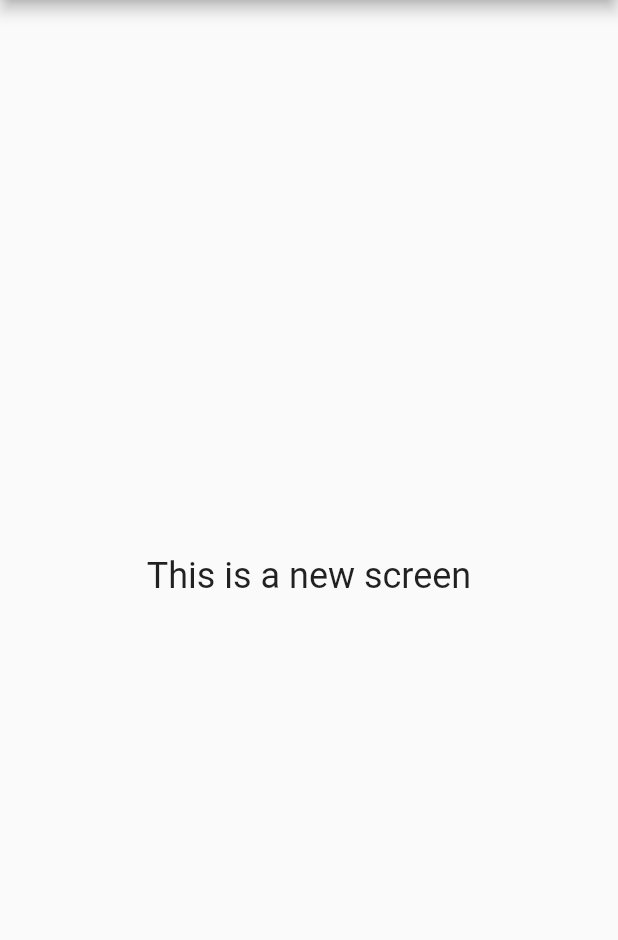
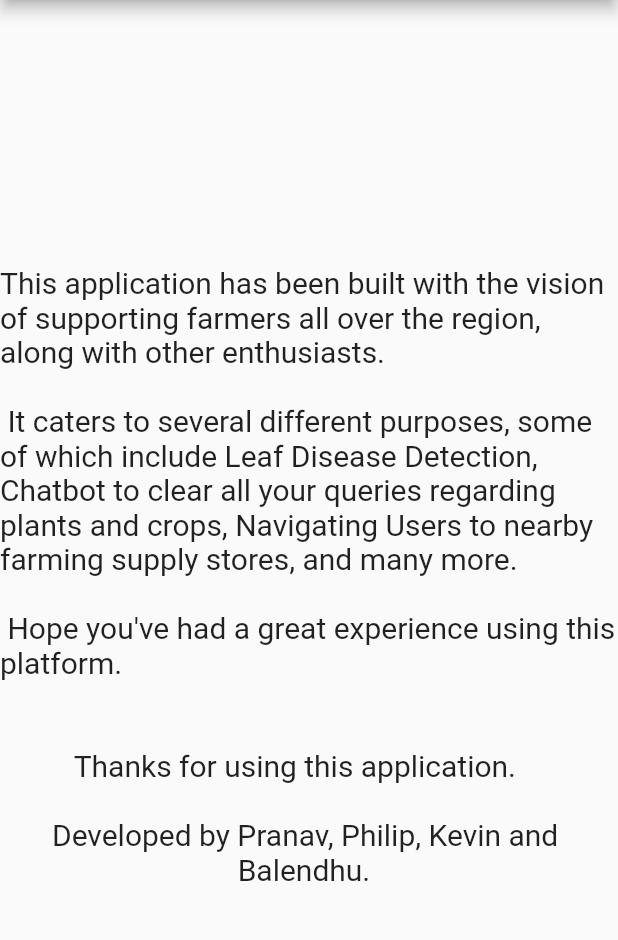
Before and after one commit to Pranav-krishnaP/Miniprojects6, a Flutter app: the ProfilePage screen opened directly, after a tap on "About", on a phone screen of 412 x 824 dp, the part 84-1024 px from its top. Run offline on Flutter 3.47's test engine with Material 2 defaults, Android fonts, the phone set to English and light mode, and no system bars; our stand-ins replace animated_bottom_navigation_bar, animated_splash_screen, camera, dio, geolocator, image_picker and 3 more; missing offline and left inert: map_launcher; network calls fail.

Commit message:
latestcommit

```diff
--- a/diseaseapp/lib/ui/root_page.dart
+++ b/diseaseapp/lib/ui/root_page.dart
@@ -46,7 +46,7 @@ class _RootPageState extends State<RootPage> {
   ];
 
   //List of the pages titles
-  List<String> titleList = ['Home', 'chatbot', 'Map', 'Settings'];
+  List<String> titleList = ['Home', 'Chatbot', 'Map', 'Settings'];
 
   @override
   Widget build(BuildContext context) {
--- a/diseaseapp/lib/ui/screens/home_page.dart
+++ b/diseaseapp/lib/ui/screens/home_page.dart
@@ -153,7 +153,7 @@ class _HomePageState extends State<HomePage> {
   Widget build(BuildContext context) {
     return Scaffold(
       appBar: AppBar(
-        title: Text('Agriculture News'),
+        title: Text('Latest Agriculture News'),
       ),
       body: FutureBuilder<List<News>>(
         future: _newsFuture,
--- a/diseaseapp/lib/ui/screens/profile_page.dart
+++ b/diseaseapp/lib/ui/screens/profile_page.dart
@@ -39,7 +39,7 @@ class ProfilePage extends StatelessWidget {
                 },
               ),
               SettingsTile(
-                title: Text('share'),
+                title: Text('Share'),
                 leading: Icon(Icons.share),
                 onPressed: (BuildContext context) {
                   Share.share("com.example.AgroVision");
@@ -69,9 +69,11 @@ class about extends StatelessWidget {
     return Scaffold(
       appBar: AppBar(title: const Text('About')),
       body: const Center(
-        child: Text(
-          'This is a new screen',
-          style: TextStyle(fontSize: 24.0),
+        child: Center(
+          child: Text(
+            'This application has been built with the vision of supporting farmers all over the region, along with other enthusiasts.\n\n It caters to several different purposes, some of which include Leaf Disease Detection, Chatbot to clear all your queries regarding plants and crops, Navigating Users to nearby farming supply stores, and many more.\n\n Hope you\'ve had a great experience using this platform.\n\n\n\t\t\t\t\t\t\t\t\t Thanks for using this application.\n\n\t\t\t\t\t\t Developed by Pranav, Philip, Kevin and\n\t\t\t\t\t\t\t\t\t\t\t\t\t\t\t\t\t\t\t\t\t\t\t\t\t\t\t\t\t\t\t\tBalendhu.',
+            style: TextStyle(fontSize: 20.0),
+          ),
         ),
       ),
     );
--- a/diseaseapp/lib/utils/constant.dart
+++ b/diseaseapp/lib/utils/constant.dart
@@ -1 +1 @@
-const apiSecretKey = "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";
+const apiSecretKey = "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";
```
